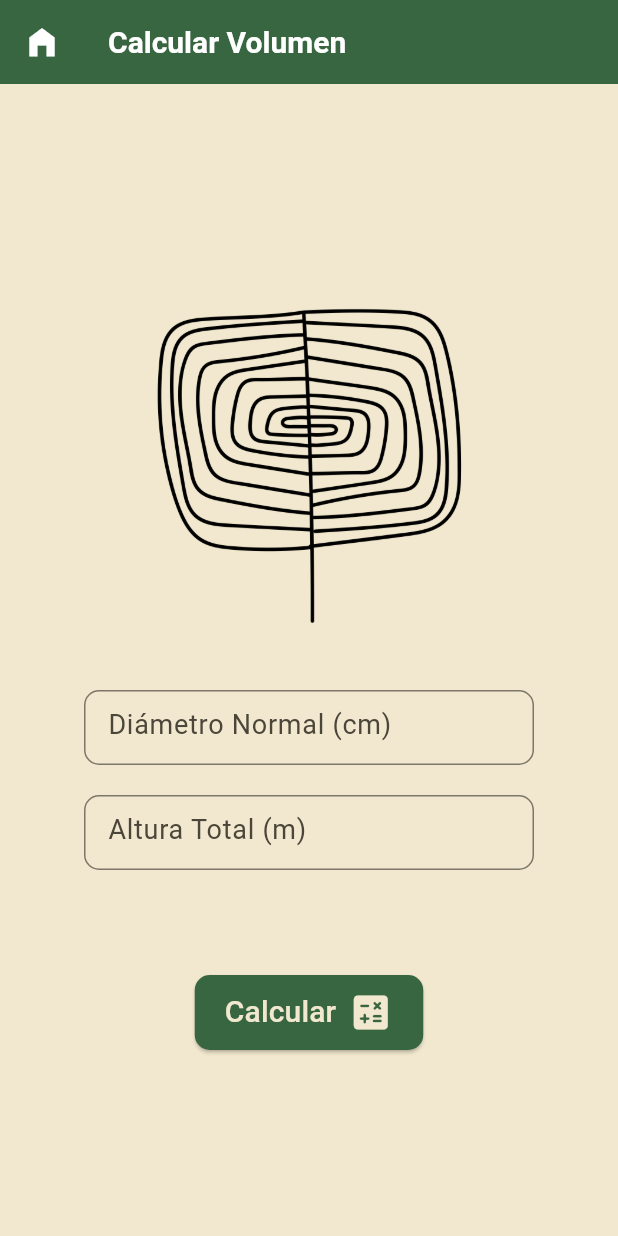
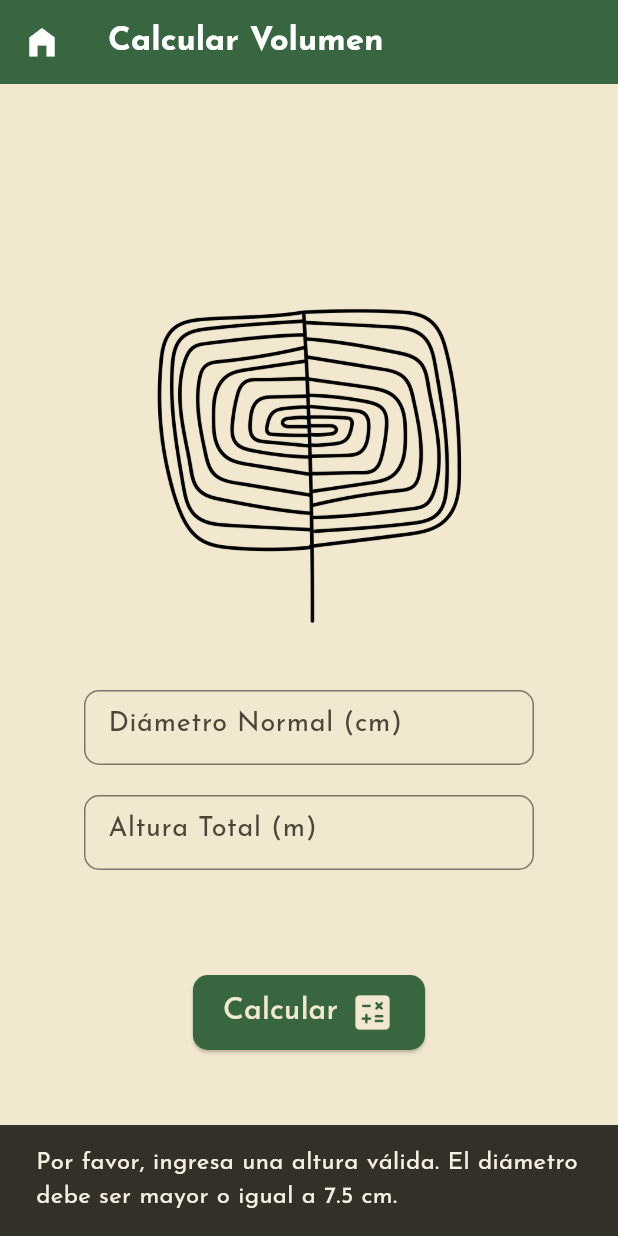
Before and after one commit to 3lias80bles/App_Antunez, a Flutter app: the screen it shows after launch, after a tap on "Calcular", on a phone screen of 412 x 824 dp. Run offline on Flutter 3.47's test engine with Material 3 defaults, Android fonts, the light colour scheme and no system bars; our stand-ins replace google_fonts.

Commit message:
La parte lógica de calcular volumen ya funciona y tambien se implementó un show modal buttom shet para mostrar los resultados y un snack bar para mostrar los errores.

```diff
--- a/antunez_app/lib/screens/screen_volume.dart
+++ b/antunez_app/lib/screens/screen_volume.dart
@@ -1,9 +1,94 @@
 // Kevin Rafael Díaz López - 04/06/2025
 // Archivo que contiene la pantalla de calcular volumen
 import 'package:flutter/material.dart';
+import 'dart:math';
 
-class ScreenVolume extends StatelessWidget {
+class ScreenVolume extends StatefulWidget {
   const ScreenVolume({super.key});
+
+  @override
+  State<ScreenVolume> createState() => _ScreenVolumeState();
+}
+
+class _ScreenVolumeState extends State<ScreenVolume> {
+  final TextEditingController _alturaController = TextEditingController();
+  final TextEditingController _diametroController = TextEditingController();
+
+  void _calculateVolume() {
+    // Aquí puedes implementar la lógica para calcular el volumen
+    // utilizando el valor de _alturaController.text.
+    // Por ejemplo, podrías convertirlo a un número y realizar cálculos.
+    double altura = double.tryParse(_alturaController.text) ?? 0.0;
+    double diametro = double.tryParse(_diametroController.text) ?? 0.0;
+    // Realiza el cálculo del volumen aquí...
+
+    if (diametro <= 7.5) {
+      // Mostrar un mensaje de error si la altura no es válida
+      ScaffoldMessenger.of(context).showSnackBar(
+        SnackBar(
+          content: Text(
+            'Por favor, ingresa una altura válida. El diámetro debe ser mayor o igual a 7.5 cm.',
+          ),
+        ),
+      );
+    } else {
+      // Lógica para calcular el volumen
+      double a, b, c;
+      if (diametro < 32.5) {
+        a = 0.000026;
+        b = 2.129789;
+        c = 0.984286;
+      } else if (diametro >= 32.5 && diametro < 39) {
+        a = 0.000054;
+        b = 1.990294;
+        c = 0.897275;
+      } else {
+        a = 0.000110;
+        b = 1.871412;
+        c = 0.828973;
+      }
+
+      double volumen =
+          a * pow(diametro, b).toDouble() * pow(altura, c).toDouble();
+
+      // Mostrar el resultado en un SnackBar
+      showModalBottomSheet(
+        context: context,
+        builder: (BuildContext context) {
+          return Container(
+            height: 300,
+            color: Color.fromARGB(255, 56, 102, 65),
+            padding: EdgeInsets.all(20),
+            child: Column(
+              mainAxisSize: MainAxisSize.min,
+              children: [
+                Text(
+                  'El volumen fustal es: ${volumen.toStringAsFixed(2)} m³',
+                  style: TextStyle(fontSize: 30, fontWeight: FontWeight.bold),
+                  textAlign: TextAlign.center,
+                ),
+                SizedBox(height: 10),
+                Text(
+                  'Los parámetros se optimizaron mediante la regresión cuantílica (véase Antúnez et al., 2023)',
+                  style: TextStyle(fontSize: 14),
+                  textAlign: TextAlign.justify,
+                ),
+                SizedBox(height: 20),
+                ElevatedButton(
+                  onPressed: () {
+                    Navigator.pop(context); // Cierra el BottomSheet
+                  },
+                  child: Text('Cerrar'),
+                ),
+              ],
+            ),
+          );
+        },
+      );
+    }
+
+    return;
+  }
 
   @override
   Widget build(BuildContext context) {
@@ -11,7 +96,12 @@ class ScreenVolume extends StatelessWidget {
       appBar: AppBar(
         title: const Text(
           'Calcular Volumen',
-          style: TextStyle(color: Colors.white, fontSize: 20, fontWeight: FontWeight.bold),
+          style: TextStyle(
+            color: Colors.white,
+            fontSize: 22,
+            fontWeight: FontWeight.bold,
+          ),
+          textAlign: TextAlign.center,
         ),
         leading: IconButton(
           icon: Icon(Icons.home_filled, size: 25),
@@ -45,6 +135,9 @@ class ScreenVolume extends StatelessWidget {
                   ),
                   hintText: 'Diámetro Normal (cm)',
                 ),
+                keyboardType: TextInputType.number,
+                controller: _diametroController,
+                style: TextStyle(color: Colors.black),
               ),
             ),
             SizedBox(height: 20),
@@ -58,13 +151,26 @@ class ScreenVolume extends StatelessWidget {
                   ),
                   hintText: 'Altura Total (m)',
                 ),
+                keyboardType: TextInputType.number,
+                controller: _alturaController,
+                style: TextStyle(color: Colors.black),
               ),
             ),
             SizedBox(height: 70),
             ElevatedButton.icon(
-              onPressed: () {},
-              label: Icon(Icons.calculate_rounded, color: Color.fromARGB(255, 242, 232, 207), size: 30,),
-              icon: Text('Calcular', style: TextStyle(color: Color.fromARGB(255, 242, 232, 207), fontSize: 20)),
+              onPressed: _calculateVolume,
+              label: Icon(
+                Icons.calculate_rounded,
+                color: Color.fromARGB(255, 242, 232, 207),
+                size: 30,
+              ),
+              icon: Text(
+                'Calcular',
+                style: TextStyle(
+                  color: Color.fromARGB(255, 242, 232, 207),
+                  fontSize: 20,
+                ),
+              ),
               style: ElevatedButton.styleFrom(
                 backgroundColor: Color.fromARGB(255, 56, 102, 65),
                 padding: EdgeInsets.symmetric(horizontal: 20, vertical: 10),
```
Also changed, not shown: antunez_app/lib/configurations/app_theme.dart (+6 -6 lines), 2 other files.
